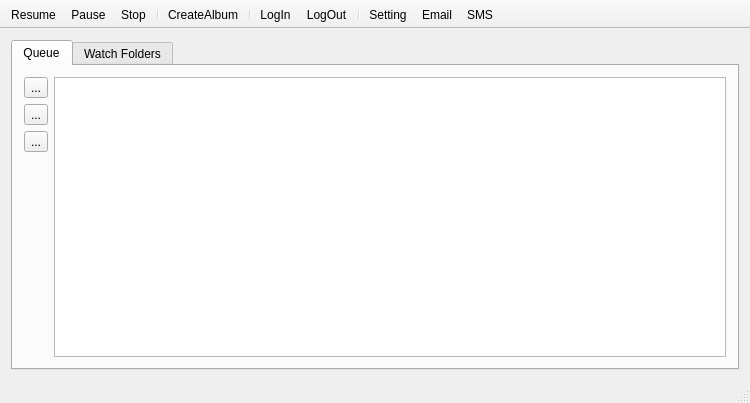
The window that MainWindow.ui (vulevu121/PhotosUploader) describes before a commit, drawn with Qt 5.
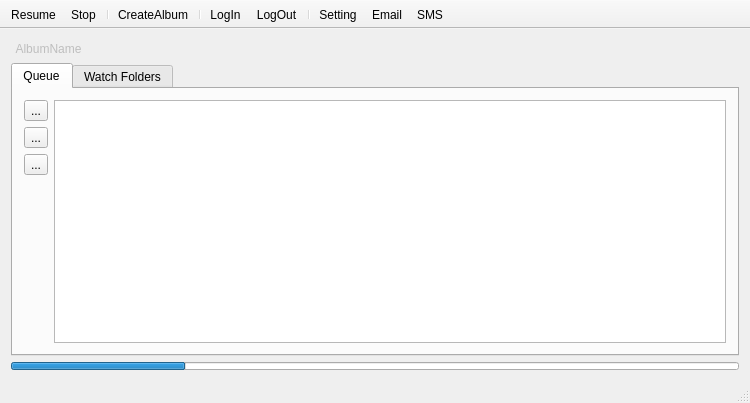
The same window after the commit. Icons and pictures are not drawn.

The edit to the form file:
```diff
--- a/MainWindow.ui
+++ b/MainWindow.ui
@@ -22,6 +22,34 @@
   </property>
   <widget class="QWidget" name="centralWidget">
    <layout class="QVBoxLayout" name="verticalLayout">
+    <item>
+     <widget class="QToolButton" name="albumNameButton">
+      <property name="enabled">
+       <bool>false</bool>
+      </property>
+      <property name="styleSheet">
+       <string notr="true">QToolButton {
+	border: 0;
+}</string>
+      </property>
+      <property name="text">
+       <string>AlbumName</string>
+      </property>
+      <property name="icon">
+       <iconset resource="graphics.qrc">
+        <normaloff>:/icon/photo_album</normaloff>:/icon/photo_album</iconset>
+      </property>
+      <property name="iconSize">
+       <size>
+        <width>24</width>
+        <height>24</height>
+       </size>
+      </property>
+      <property name="toolButtonStyle">
+       <enum>Qt::ToolButtonTextBesideIcon</enum>
+      </property>
+     </widget>
+    </item>
     <item>
      <widget class="QTabWidget" name="tabWidget">
       <property name="currentIndex">
@@ -226,6 +254,22 @@
       </widget>
      </widget>
     </item>
+    <item>
+     <widget class="QProgressBar" name="progressBar">
+      <property name="maximumSize">
+       <size>
+        <width>16777215</width>
+        <height>8</height>
+       </size>
+      </property>
+      <property name="value">
+       <number>24</number>
+      </property>
+      <property name="textVisible">
+       <bool>false</bool>
+      </property>
+     </widget>
+    </item>
    </layout>
   </widget>
   <widget class="QMenuBar" name="menuBar">
@@ -239,6 +283,9 @@
    </property>
   </widget>
   <widget class="QToolBar" name="mainToolBar">
+   <property name="enabled">
+    <bool>true</bool>
+   </property>
    <property name="movable">
     <bool>false</bool>
    </property>
@@ -248,6 +295,9 @@
      <height>24</height>
     </size>
    </property>
+   <property name="toolButtonStyle">
+    <enum>Qt::ToolButtonTextUnderIcon</enum>
+   </property>
    <property name="floatable">
     <bool>false</bool>
    </property>
@@ -258,7 +308,6 @@
     <bool>false</bool>
    </attribute>
    <addaction name="actionResume"/>
-   <addaction name="actionPause"/>
    <addaction name="actionStop"/>
    <addaction name="separator"/>
    <addaction name="actionCreateAlbum"/>
@@ -298,15 +347,6 @@
     <string>Setting</string>
    </property>
   </action>
-  <action name="actionPause">
-   <property name="icon">
-    <iconset resource="graphics.qrc">
-     <normaloff>:/icon/pause</normaloff>:/icon/pause</iconset>
-   </property>
-   <property name="text">
-    <string>Pause</string>
-   </property>
-  </action>
   <action name="actionCreateAlbum">
    <property name="icon">
     <iconset resource="graphics.qrc">
```
